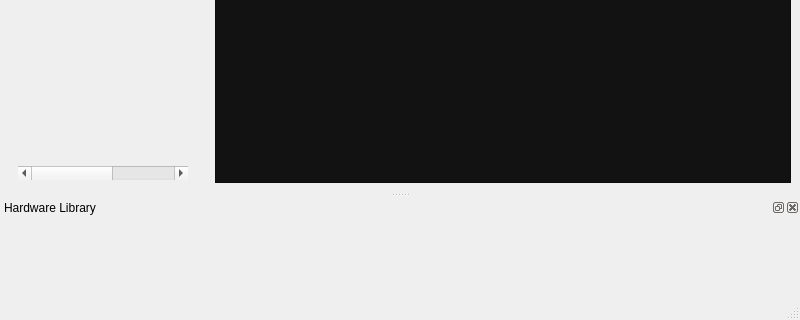
The window that ui/main_window.ui (2k-lxst/BoxCAD) describes before a commit, drawn with Qt 5; both pictures show x 0 to 800 and y 380 to 700 of the 800 by 700 pixel window.
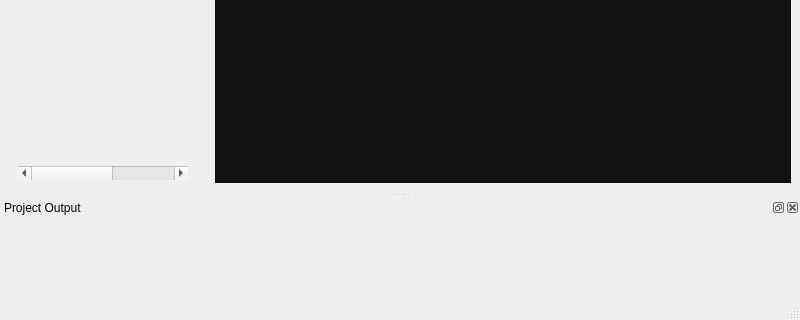
The same window after the commit. Custom widgets are drawn as their Qt base class.

Commit message: Enhance UI and geometry processing: add PCB screwpost dimensions and update window title

```diff
--- a/ui/main_window.ui
+++ b/ui/main_window.ui
@@ -69,7 +69,7 @@
     </size>
    </property>
    <property name="windowTitle">
-    <string>Hardware Library</string>
+    <string>Project Output</string>
    </property>
    <attribute name="dockWidgetArea">
     <number>8</number>
```
The commit also changes 3 other files.
